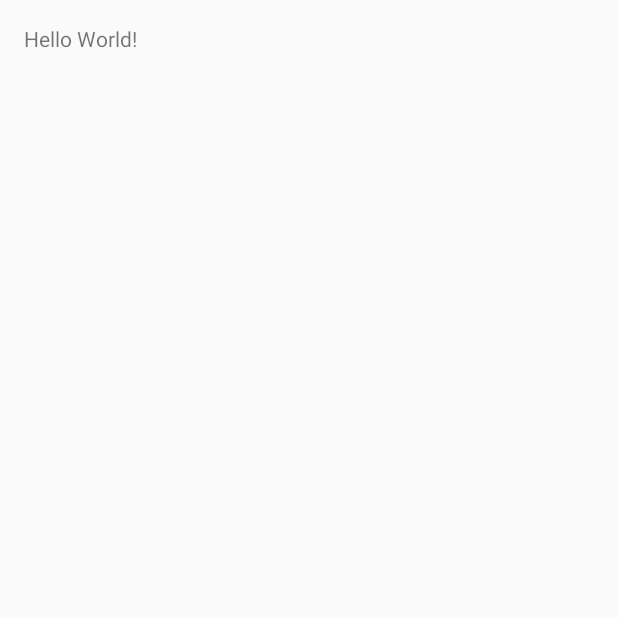
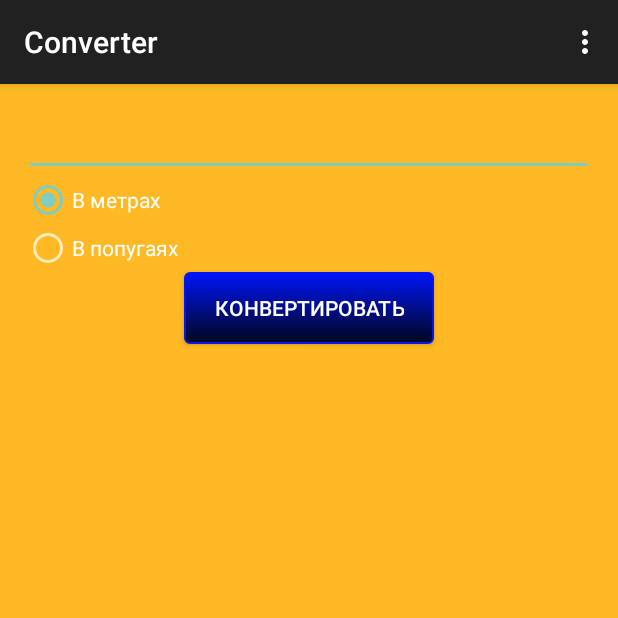
Before and after one commit to labaks/testProject, an Android app: the screen it shows after launch (MainActivity), on a phone screen of 412 x 824 dp, the top half of it. Before the commit the part shown is almost empty. Run offline under Robolectric (Android 15) with nearby library versions, the light colour scheme and no system bars.

Commit message:
init converter project

```diff
--- a/app/build.gradle
+++ b/app/build.gradle
@@ -5,7 +5,7 @@ android {
     buildToolsVersion "23.0.2"
 
     defaultConfig {
-        applicationId "labaks.testproject"
+        applicationId "labaks.converter"
         minSdkVersion 9
         targetSdkVersion 23
         versionCode 1
--- a/app/src/main/java/labaks/testproject/MainActivity.java
+++ /dev/null
@@ -1,41 +0,0 @@
-package labaks.testproject;
-
-import android.os.Bundle;
-import android.support.design.widget.FloatingActionButton;
-import android.support.design.widget.Snackbar;
-import android.support.v7.app.AppCompatActivity;
-import android.support.v7.widget.Toolbar;
-import android.view.View;
-import android.view.Menu;
-import android.view.MenuItem;
-
-public class MainActivity extends AppCompatActivity {
-
-    @Override
-    protected void onCreate(Bundle savedInstanceState) {
-        super.onCreate(savedInstanceState);
-        setContentView(R.layout.activity_main);
-    }
-
-    @Override
-    public boolean onCreateOptionsMenu(Menu menu) {
-        // Inflate the menu; this adds items to the action bar if it is present.
-        getMenuInflater().inflate(R.menu.menu_main, menu);
-        return true;
-    }
-
-    @Override
-    public boolean onOptionsItemSelected(MenuItem item) {
-        // Handle action bar item clicks here. The action bar will
-        // automatically handle clicks on the Home/Up button, so long
-        // as you specify a parent activity in AndroidManifest.xml.
-        int id = item.getItemId();
-
-        //noinspection SimplifiableIfStatement
-        if (id == R.id.action_settings) {
-            return true;
-        }
-
-        return super.onOptionsItemSelected(item);
-    }
-}
--- /dev/null
+++ b/app/src/main/res/drawable/mybutton.xml
@@ -0,0 +1,27 @@
+<?xml version="1.0" encoding="utf-8"?>
+<selector xmlns:android="http://schemas.android.com/apk/res/android">
+    <item android:state_pressed="true">
+        <shape android:shape="rectangle">
+            <corners android:radius="3dip" />
+            <stroke android:width="1dip" android:color="#0015FA" />
+            <gradient android:angle="-90" android:endColor="#00071C" android:startColor="#0015FA" />
+            <padding android:bottom="10dp" android:left="20dp" android:right="20dp" android:top="10dp" />
+        </shape>
+    </item>
+    <item android:state_focused="true">
+        <shape android:shape="rectangle">
+            <corners android:radius="3dip" />
+            <stroke android:width="1dip" android:color="#0015FA" />
+            <solid android:color="#00071C" />
+            <padding android:bottom="10dp" android:left="20dp" android:right="20dp" android:top="10dp" />
+        </shape>
+    </item>
+    <item>
+        <shape android:shape="rectangle">
+            <corners android:radius="3dip" />
+            <stroke android:width="1dip" android:color="#0015FA" />
+            <gradient android:angle="-90" android:endColor="#00071C" android:startColor="#0015FA" />
+            <padding android:bottom="10dp" android:left="20dp" android:right="20dp" android:top="10dp" />
+        </shape>
+    </item>
+</selector>
--- a/app/src/main/res/layout/activity_main.xml
+++ b/app/src/main/res/layout/activity_main.xml
@@ -3,14 +3,55 @@
     xmlns:tools="http://schemas.android.com/tools"
     android:layout_width="match_parent"
     android:layout_height="match_parent"
+    android:background="#ffffb924"
     android:paddingBottom="@dimen/activity_vertical_margin"
     android:paddingLeft="@dimen/activity_horizontal_margin"
     android:paddingRight="@dimen/activity_horizontal_margin"
     android:paddingTop="@dimen/activity_vertical_margin"
-    tools:context="labaks.testproject.MainActivity">
+    tools:context=".MainActivity">
 
-    <TextView
+    <EditText
+        android:id="@+id/editText"
+        android:layout_width="match_parent"
+        android:layout_height="wrap_content"
+        android:layout_alignParentLeft="true"
+        android:layout_alignParentStart="true"
+        android:layout_alignParentTop="true"
+        android:inputType="numberDecimal|numberSigned"
+        android:textColor="#fff" />
+
+    <RadioGroup
+        android:id="@+id/radioGroup"
+        android:layout_width="match_parent"
+        android:layout_height="wrap_content"
+        android:layout_alignParentLeft="true"
+        android:layout_alignParentStart="true"
+        android:layout_below="@+id/editText">
+
+        <RadioButton
+            android:id="@+id/radioInMeters"
+            android:layout_width="match_parent"
+            android:layout_height="wrap_content"
+            android:checked="true"
+            android:text="@string/in_meters"
+            android:textColor="#fff" />
+
+        <RadioButton
+            android:id="@+id/radioInParrots"
+            android:layout_width="match_parent"
+            android:layout_height="wrap_content"
+            android:text="@string/in_parrots"
+            android:textColor="#fff" />
+    </RadioGroup>
+
+    <Button
+        android:id="@+id/btConvert"
         android:layout_width="wrap_content"
         android:layout_height="wrap_content"
-        android:text="Hello World!" />
+        android:layout_below="@+id/radioGroup"
+        android:layout_centerHorizontal="true"
+        android:background="@drawable/mybutton"
+        android:onClick="btConvertClick"
+        android:text="@string/convert"
+        android:textColor="#fff" />
 </RelativeLayout>
--- a/app/src/main/res/menu/menu_main.xml
+++ b/app/src/main/res/menu/menu_main.xml
@@ -1,7 +1,7 @@
 <menu xmlns:android="http://schemas.android.com/apk/res/android"
     xmlns:app="http://schemas.android.com/apk/res-auto"
     xmlns:tools="http://schemas.android.com/tools"
-    tools:context="labaks.testproject.MainActivity">
+    tools:context=".MainActivity">
     <item
         android:id="@+id/action_settings"
         android:orderInCategory="100"
--- a/app/src/main/res/values-v21/styles.xml
+++ /dev/null
@@ -1,9 +0,0 @@
-<resources>>
-
-    <style name="AppTheme.NoActionBar">
-        <item name="windowActionBar">false</item>
-        <item name="windowNoTitle">true</item>
-        <item name="android:windowDrawsSystemBarBackgrounds">true</item>
-        <item name="android:statusBarColor">@android:color/transparent</item>
-    </style>
-</resources>
--- a/app/src/main/res/values/colors.xml
+++ /dev/null
@@ -1,6 +0,0 @@
-<?xml version="1.0" encoding="utf-8"?>
-<resources>
-    <color name="colorPrimary">#3F51B5</color>
-    <color name="colorPrimaryDark">#303F9F</color>
-    <color name="colorAccent">#FF4081</color>
-</resources>
--- a/app/src/main/res/values/dimens.xml
+++ b/app/src/main/res/values/dimens.xml
@@ -2,5 +2,4 @@
     <!-- Default screen margins, per the Android Design guidelines. -->
     <dimen name="activity_horizontal_margin">16dp</dimen>
     <dimen name="activity_vertical_margin">16dp</dimen>
-    <dimen name="fab_margin">16dp</dimen>
 </resources>
--- a/app/src/main/res/values/strings.xml
+++ b/app/src/main/res/values/strings.xml
@@ -1,4 +1,10 @@
 <resources>
-    <string name="app_name">testProject</string>
+    <string name="app_name">Converter</string>
+
+    <string name="hello_world">Hello world!</string>
     <string name="action_settings">Settings</string>
+    <string name="in_meters">В метрах</string>
+    <string name="in_parrots">В попугаях</string>
+    <string name="convert">Конвертировать</string>
+    <string name="nothing_to_convert">Конвертировать нечего :(</string>
 </resources>
--- a/app/src/main/res/values/styles.xml
+++ b/app/src/main/res/values/styles.xml
@@ -1,20 +1,3 @@
 <resources>
 
-    <!-- Base application theme. -->
-    <style name="AppTheme" parent="Theme.AppCompat.Light.DarkActionBar">
-        <!-- Customize your theme here. -->
-        <item name="colorPrimary">@color/colorPrimary</item>
-        <item name="colorPrimaryDark">@color/colorPrimaryDark</item>
-        <item name="colorAccent">@color/colorAccent</item>
-    </style>
-
-    <style name="AppTheme.NoActionBar">
-        <item name="windowActionBar">false</item>
-        <item name="windowNoTitle">true</item>
-    </style>
-
-    <style name="AppTheme.AppBarOverlay" parent="ThemeOverlay.AppCompat.Dark.ActionBar" />
-
-    <style name="AppTheme.PopupOverlay" parent="ThemeOverlay.AppCompat.Light" />
-
 </resources>
```
Also changed, not shown: app/src/main/AndroidManifest.xml (+3 -4 lines), app/src/main/java/labaks/converter/MainActivity.java (added, +68 -0 lines), app/src/main/res/mipmap-hdpi/ic_launcher.png, app/src/main/res/mipmap-mdpi/ic_launcher.png, app/src/main/res/mipmap-xhdpi/ic_launcher.png, app/src/main/res/mipmap-xxhdpi/ic_launcher.png, app/src/main/res/mipmap-xxxhdpi/ic_launcher.png, 3 other files.
